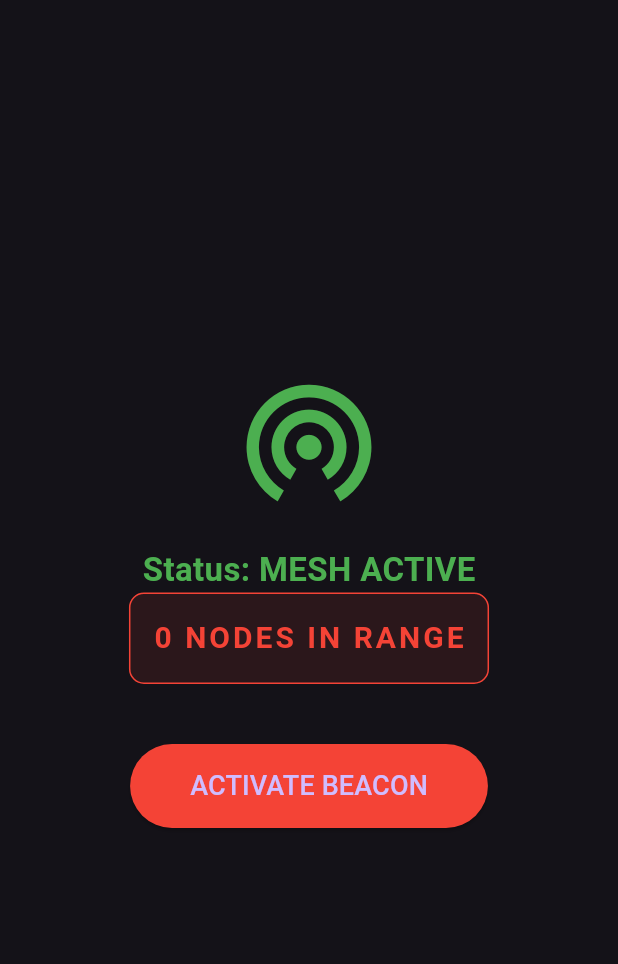
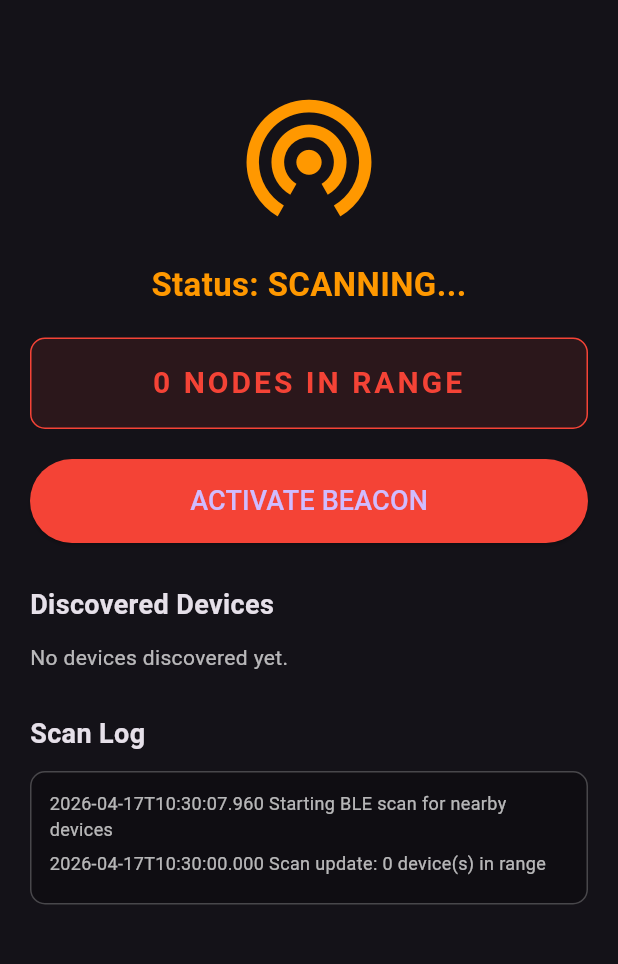
Before and after one commit to SusBin/portonian_push, a Flutter app: the screen it shows after launch, after a tap on "ACTIVATE BEACON", on a phone screen of 412 x 824 dp, the part 63-1027 px from its top. Run offline on Flutter 3.47's test engine with Material 3 defaults, Android fonts, the phone set to English and light mode, and no system bars; our stand-ins replace flutter_blue_plus.

Commit message:
Add scan logs and visible peer list for discovery testing

```diff
--- a/lib/main.dart
+++ b/lib/main.dart
@@ -1,3 +1,5 @@
+import 'dart:async';
+
 import 'package:flutter/material.dart';
 import 'package:flutter_blue_plus/flutter_blue_plus.dart';
 
@@ -29,37 +31,88 @@ class _DashboardState extends State<Dashboard> {
   String statusText = "MESH IDLE";
   Color statusColor = Colors.grey;
   int nodesFound = 0;
+  final List<ScanResult> discoveredDevices = <ScanResult>[];
+  final List<String> scanLogs = <String>[];
+  StreamSubscription<List<ScanResult>>? scanResultsSubscription;
+
+  @override
+  void initState() {
+    super.initState();
+
+    // Keep listening for scan results so the device list and node count update in real time.
+    scanResultsSubscription = FlutterBluePlus.scanResults.listen((results) {
+      if (!mounted) {
+        return;
+      }
+
+      setState(() {
+        nodesFound = results.length;
+        discoveredDevices
+          ..clear()
+          ..addAll(results);
+        statusText = results.isEmpty ? "SCANNING..." : "MESH ACTIVE";
+        statusColor = results.isEmpty ? Colors.orange : Colors.green;
+      });
+
+      addLog("Scan update: ${results.length} device(s) in range");
+    });
+  }
+
+  void addLog(String message) {
+    // Store a short timestamped log entry for the on-screen scan history and debug output.
+    final String entry = "${DateTime.now().toIso8601String()} $message";
+    debugPrint(entry);
+
+    setState(() {
+      scanLogs.insert(0, entry);
+      if (scanLogs.length > 25) {
+        scanLogs.removeLast();
+      }
+    });
+  }
 
   void startMesh() async {
     setState(() {
       statusText = "SCANNING...";
       statusColor = Colors.orange;
+      discoveredDevices.clear();
     });
 
-    // This tells the phone to listen for 5 seconds
+    // This is the basic BLE scan step used for peer discovery in the current build.
+    addLog("Starting BLE scan for nearby devices");
+
+    // The scan only runs for a short time here so it can be tested in a controlled way.
     await FlutterBluePlus.startScan(timeout: const Duration(seconds: 5));
+  }
 
-    FlutterBluePlus.scanResults.listen((results) {
-      setState(() {
-        nodesFound = results.length;
-        statusText = "MESH ACTIVE";
-        statusColor = Colors.green;
-      });
-    });
+  @override
+  void dispose() {
+    scanResultsSubscription?.cancel();
+    super.dispose();
   }
 
   @override
   Widget build(BuildContext context) {
     return Scaffold(
       appBar: AppBar(title: const Text("PORTONIAN PUSH")),
-      body: Center(
+      body: SingleChildScrollView(
+        padding: const EdgeInsets.all(20),
         child: Column(
-          mainAxisAlignment: MainAxisAlignment.center,
+          crossAxisAlignment: CrossAxisAlignment.stretch,
           children: [
+            const SizedBox(height: 20),
             Icon(Icons.wifi_tethering, size: 100, color: statusColor),
             const SizedBox(height: 20),
-            Text("Status: $statusText",
-                 style: TextStyle(fontSize: 22, color: statusColor, fontWeight: FontWeight.bold)),
+            Text(
+              "Status: $statusText",
+              textAlign: TextAlign.center,
+              style: TextStyle(
+                fontSize: 22,
+                color: statusColor,
+                fontWeight: FontWeight.bold,
+              ),
+            ),
+            const SizedBox(height: 20),
             Container(
               padding: const EdgeInsets.all(15),
               decoration: BoxDecoration(
@@ -69,6 +122,7 @@ class _DashboardState extends State<Dashboard> {
               ),
               child: Text(
                 "$nodesFound NODES IN RANGE",
+                textAlign: TextAlign.center,
                 style: const TextStyle(
                   color: Colors.red,
                   fontSize: 20,
@@ -77,15 +131,93 @@ class _DashboardState extends State<Dashboard> {
                 ),
               ),
             ),
-            const SizedBox(height: 40),
+            const SizedBox(height: 20),
             ElevatedButton(
               style: ElevatedButton.styleFrom(
                 backgroundColor: Colors.red,
-                padding: const EdgeInsets.symmetric(horizontal: 40, vertical: 15),
+                padding: const EdgeInsets.symmetric(
+                  horizontal: 40,
+                  vertical: 15,
+                ),
               ),
               onPressed: startMesh,
-              child: const Text("ACTIVATE BEACON", style: TextStyle(fontSize: 18)),
+              child: const Text(
+                "ACTIVATE BEACON",
+                style: TextStyle(fontSize: 18),
               ),
+            ),
+            const SizedBox(height: 28),
+            // This section shows the peers detected during the current scan.
+            const Text(
+              "Discovered Devices",
+              style: TextStyle(fontSize: 18, fontWeight: FontWeight.bold),
+            ),
+            const SizedBox(height: 12),
+            if (discoveredDevices.isEmpty)
+              const Text(
+                "No devices discovered yet.",
+                style: TextStyle(color: Colors.white70),
+              )
+            else
+              ...discoveredDevices.map(
+                (result) => Card(
+                  color: Colors.white10,
+                  child: ListTile(
+                    leading: const Icon(
+                      Icons.device_unknown,
+                      color: Colors.redAccent,
+                    ),
+                    title: Text(
+                      result.device.platformName.isNotEmpty
+                          ? result.device.platformName
+                          : "Unnamed device",
+                    ),
+                    subtitle: Text(
+                      "ID: ${result.device.remoteId.str} • RSSI: ${result.rssi}",
+                    ),
+                  ),
+                ),
+              ),
+            const SizedBox(height: 28),
+            // The log list gives a simple record of scan activity for evidence.
+            const Text(
+              "Scan Log",
+              style: TextStyle(fontSize: 18, fontWeight: FontWeight.bold),
+            ),
+            const SizedBox(height: 12),
+            Container(
+              padding: const EdgeInsets.all(12),
+              decoration: BoxDecoration(
+                color: Colors.black26,
+                border: Border.all(color: Colors.white24),
+                borderRadius: BorderRadius.circular(10),
+              ),
+              child: Column(
+                crossAxisAlignment: CrossAxisAlignment.start,
+                children: scanLogs.isEmpty
+                    ? [
+                        const Text(
+                          "No scan logs yet.",
+                          style: TextStyle(color: Colors.white70),
+                        ),
+                      ]
+                    : scanLogs
+                          .map(
+                            (entry) => Padding(
+                              padding: const EdgeInsets.only(bottom: 6),
+                              child: Text(
+                                entry,
+                                style: const TextStyle(
+                                  fontSize: 12,
+                                  color: Colors.white70,
+                                ),
+                              ),
+                            ),
+                          )
+                          .toList(),
+              ),
+            ),
+            const SizedBox(height: 20),
           ],
         ),
       ),
```
Also changed, not shown: 2 other files. Lines whose indentation alone changed are shown as unchanged.
